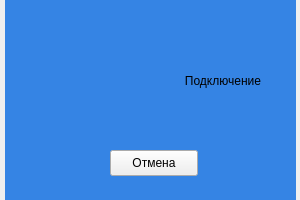
waitskoro/APS, file view/loader.ui: the form before one commit.
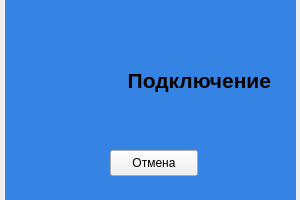
The form after the commit.

Diff of the .ui file:
```diff
--- a/view/loader.ui
+++ b/view/loader.ui
@@ -63,10 +63,16 @@
     <rect>
      <x>110</x>
      <y>40</y>
-     <width>151</width>
+     <width>161</width>
      <height>81</height>
     </rect>
    </property>
+   <property name="font">
+    <font>
+     <pointsize>16</pointsize>
+     <bold>true</bold>
+    </font>
+   </property>
    <property name="styleSheet">
     <string notr="true">background-color: rgb(53, 132, 228);</string>
    </property>
```
